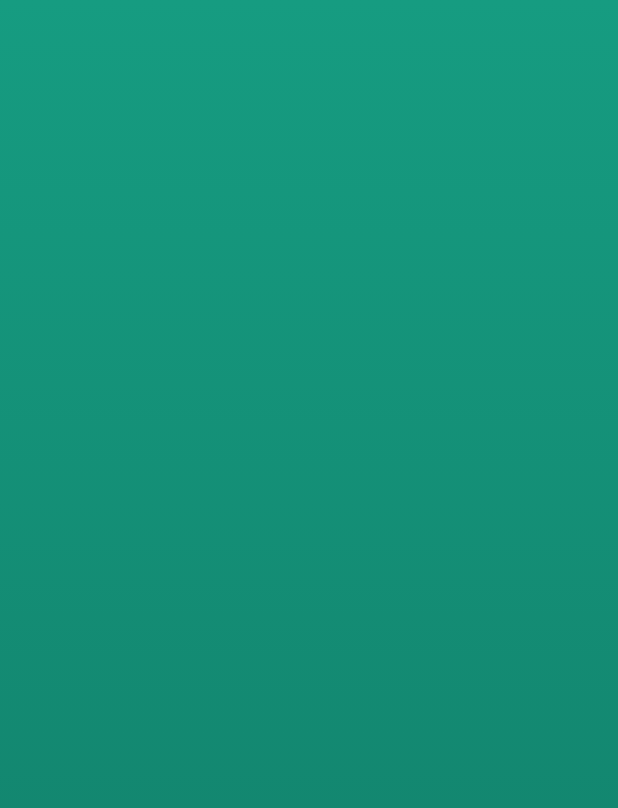
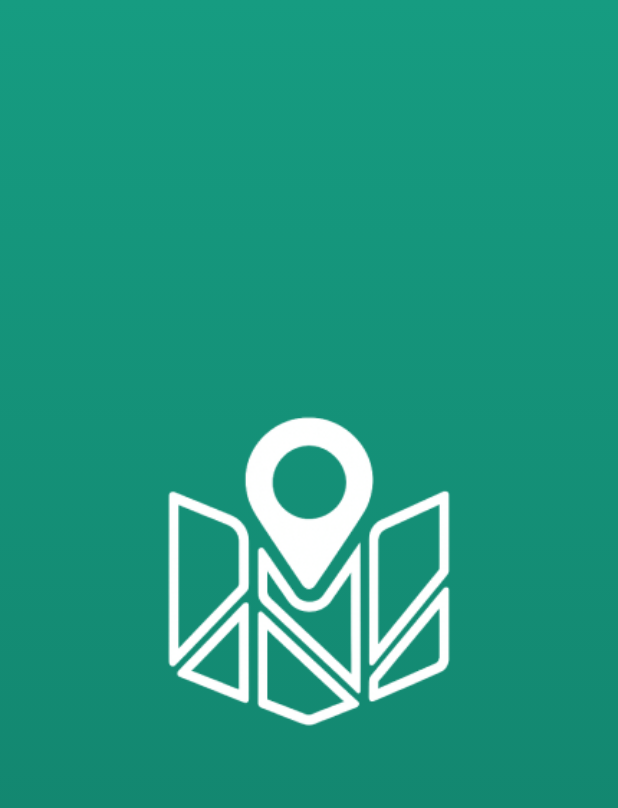
Before and after one commit to mariomario007744-droid/wajed, a Flutter app: the screen it shows after launch, on a phone screen of 412 x 824 dp. Shown: the top 808 px of the screen. Run offline on Flutter 3.47's test engine with Material 3 defaults, Android fonts, the phone set to English and light mode, and no system bars.

Commit message:
complete splash view ui

```diff
--- a/lib/const.dart
+++ b/lib/const.dart
@@ -1,4 +1,4 @@
-import 'dart:ui';
+import 'package:flutter/material.dart';
 
 const kbeginSplashView = Color(0xFF169C81);
 const kendSplashView = Color(0xFF117C67);
--- /dev/null
+++ b/lib/core/utils/assets.dart
@@ -0,0 +1,3 @@
+class AssetsData {
+  static const String logo = 'assets/images/Logo.png';
+}
--- a/lib/features/splash_view/presentation/views/splash_view.dart
+++ b/lib/features/splash_view/presentation/views/splash_view.dart
@@ -1,22 +1,25 @@
 import 'package:flutter/material.dart';
 import 'package:wajed/const.dart';
+import 'package:wajed/features/splash_view/presentation/views/widgets/splash_view_body.dart';
 
 class SplashView extends StatelessWidget {
   const SplashView({super.key});
 
   @override
   Widget build(BuildContext context) {
-    return Container(
+    return Scaffold(
+      body: Container(
         width: double.infinity,
         height: double.infinity,
         decoration: const BoxDecoration(
           gradient: LinearGradient(
             begin: Alignment.topCenter,
             end: Alignment.bottomCenter,
-          colors: [
-            kbeginSplashView,
-            kendSplashView,
-          ],
+            colors: [kbeginSplashView, kendSplashView],
+          ),
+        ),
+        child: Center(
+          child: SplashViewBody(),
         ),
       ),
     );
--- /dev/null
+++ b/lib/features/splash_view/presentation/views/widgets/splash_view_body.dart
@@ -0,0 +1,13 @@
+import 'package:flutter/material.dart';
+import 'package:wajed/core/utils/assets.dart';
+
+class SplashViewBody extends StatelessWidget {
+  const SplashViewBody({super.key});
+
+  @override
+  Widget build(BuildContext context) {
+    return SizedBox(
+      child:Center(child: Image.asset(AssetsData.logo))
+    );
+  }
+}
--- a/pubspec.yaml
+++ b/pubspec.yaml
@@ -58,9 +58,8 @@ flutter:
   uses-material-design: true
 
   # To add assets to your application, add an assets section, like this:
-  # assets:
-  #   - images/a_dot_burr.jpeg
-  #   - images/a_dot_ham.jpeg
+  assets:
+    - assets/images/
 
   # An image asset can refer to one or more resolution-specific "variants", see
   # https://flutter.dev/to/resolution-aware-images
```
Also changed, not shown: assets/images/Logo.png (added), assets/images/Logo.svg (deleted). Lines whose indentation alone changed are shown as unchanged.
